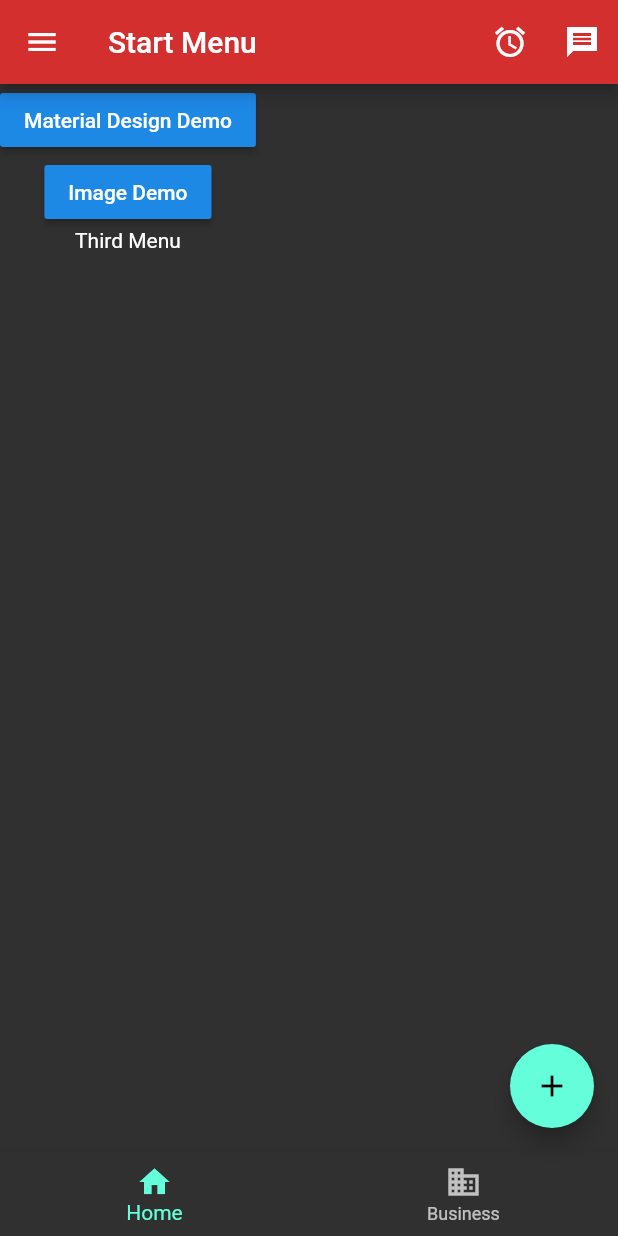
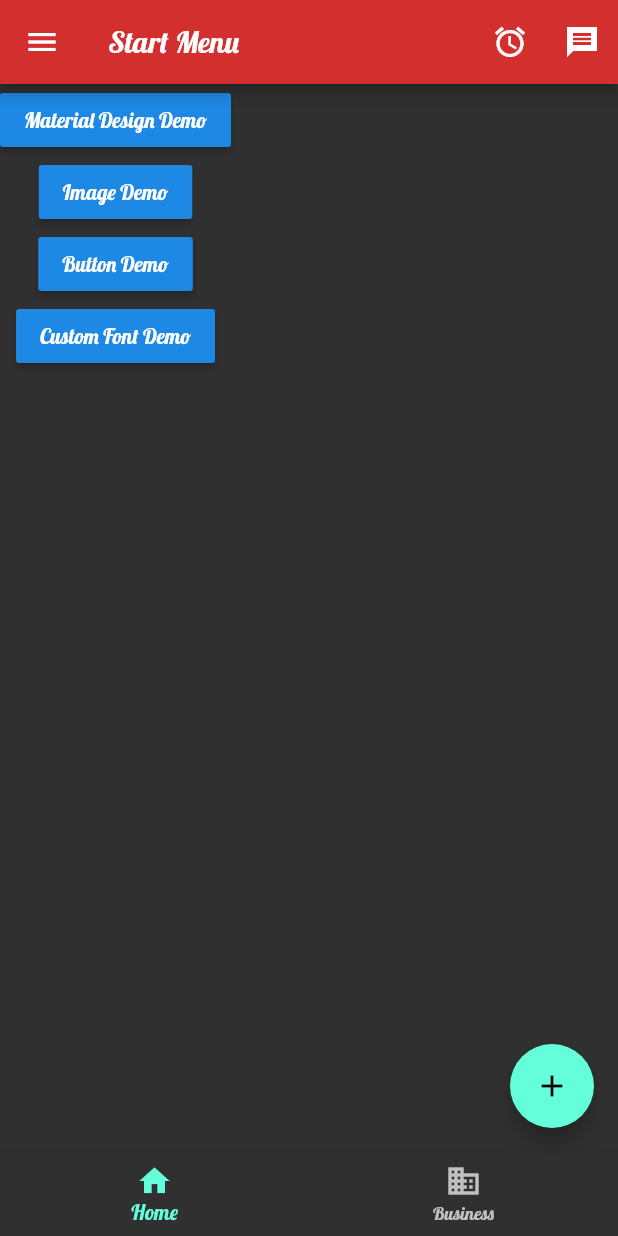
Before and after one commit to SeanAlexWall/MApps-Lesson1, a Flutter app: the screen it shows after launch, on a phone screen of 412 x 824 dp. Run offline on Flutter 3.47's test engine with Material 2 defaults, Android fonts, the phone set to English and light mode, and no system bars.

Commit message:
Through video 8 in lesson 1 part 2

```diff
--- a/lib/main.dart
+++ b/lib/main.dart
@@ -1,4 +1,6 @@
 import 'package:flutter/material.dart';
+import 'package:lesson1/screen/button_screen.dart';
+import 'package:lesson1/screen/font_screen.dart';
 import 'package:lesson1/screen/image_screen.dart';
 import 'package:lesson1/screen/material_design_screen.dart';
 import 'package:lesson1/screen/start_screen.dart';
@@ -17,29 +19,26 @@ class Lesson1App extends StatelessWidget {
     //returns a new instance of a Material-style app
     //defined by the various screens we have set up
     return MaterialApp(
-      //setting this to false removes the red 'debug' banner on the top right
-      //corner of the screen
       debugShowCheckedModeBanner: false,
       //overall theme, colors, and fonts for the app. changes the way buttons
       //and other widgets look
       theme: ThemeData(
-        //sets the app to loght or dark mode
         brightness: Brightness.dark,
-        //primary color of the application. by defult blue
+        fontFamily: 'Lobster',
         primaryColor: Colors.red[700],
         textTheme: TextTheme(
-          //override headline1 style
           headline1: TextStyle(fontSize: 30.0, color: Colors.yellow[900])
         ),
       ),
-      //the first screen the app goes to
+
       initialRoute: StartScreen.routeName,
       //routes to all the screens in the app
       routes: {
-        //when the routeName for start_screen is used, it returns the function StartScreen()
         StartScreen.routeName : (context) => StartScreen(),
         MaterialDesignScreen.routeName : (context) => MaterialDesignScreen(),
         ImageScreen.routeName : (context) => ImageScreen(),
+        ButtonScreen.routeName : (context) => ButtonScreen(),
+        FontScreen.routeName : (constext) => FontScreen(),
       }
     );
   }
--- a/lib/screen/start_screen.dart
+++ b/lib/screen/start_screen.dart
@@ -1,4 +1,6 @@
 import 'package:flutter/material.dart';
+import 'package:lesson1/screen/button_screen.dart';
+import 'package:lesson1/screen/font_screen.dart';
 
 import 'image_screen.dart';
 import 'material_design_screen.dart';
@@ -10,24 +12,19 @@ class StartScreen extends StatelessWidget {
   Widget build(BuildContext context) {
     //Scaffolds are the structure of flutter apps: think grids for css/bootstrap
     return Scaffold(
-      //bar at the top of the screen
       appBar: AppBar(
-        //Title of the screen. Appears on the appbar
         title: Text('Start Menu'),
-        //actions that can be taken in the appbar
         actions: [
-          //a bell icon. Prints 'Alarm'
           IconButton(icon: Icon(Icons.alarm), onPressed: (){
             print("Alarm");
             }),
-          //message icon. Prints 'Message'
           IconButton(icon: Icon(Icons.message_sharp), onPressed: (){
             print("message");
           }),
         ],
       ),
       //body of the screen. Column layout type stacks widgets on top of each other
-      //should be useful for formats like 'cards'-style info blocks
+      //should be useful for formats like 'cards'-style info blocks -> Containters in dart
       body: Column(
         //set of stacked widgets
         children: [
@@ -39,7 +36,14 @@ class StartScreen extends StatelessWidget {
             onPressed: () => Navigator.pushNamed(context, ImageScreen.routeName),
             child: Text("Image Demo"),
           ),
-          Text("Third Menu"),
+          RaisedButton(
+            onPressed: () => Navigator.pushNamed(context, ButtonScreen.routeName),
+            child: Text("Button Demo"),
+          ),
+          RaisedButton(
+            onPressed: () => Navigator.pushNamed(context, FontScreen.routeName),
+            child: Text("Custom Font Demo"),
+          ),
         ],
       ),
       //swing-out menu with hamburger menu icon
@@ -48,7 +52,6 @@ class StartScreen extends StatelessWidget {
         child: ListView(
           //set of items in ListView
           children: [
-            //Title of drawer
             DrawerHeader(
               child: Text("Drawer Header"),
             ),
```
Also changed, not shown: lib/screen/button_screen.dart (added, +57 -0 lines), lib/screen/font_screen.dart (added, +27 -0 lines), pubspec.yaml (+7 -11 lines), fonts/Lobster-Regular.ttf (added), 1 other file.
